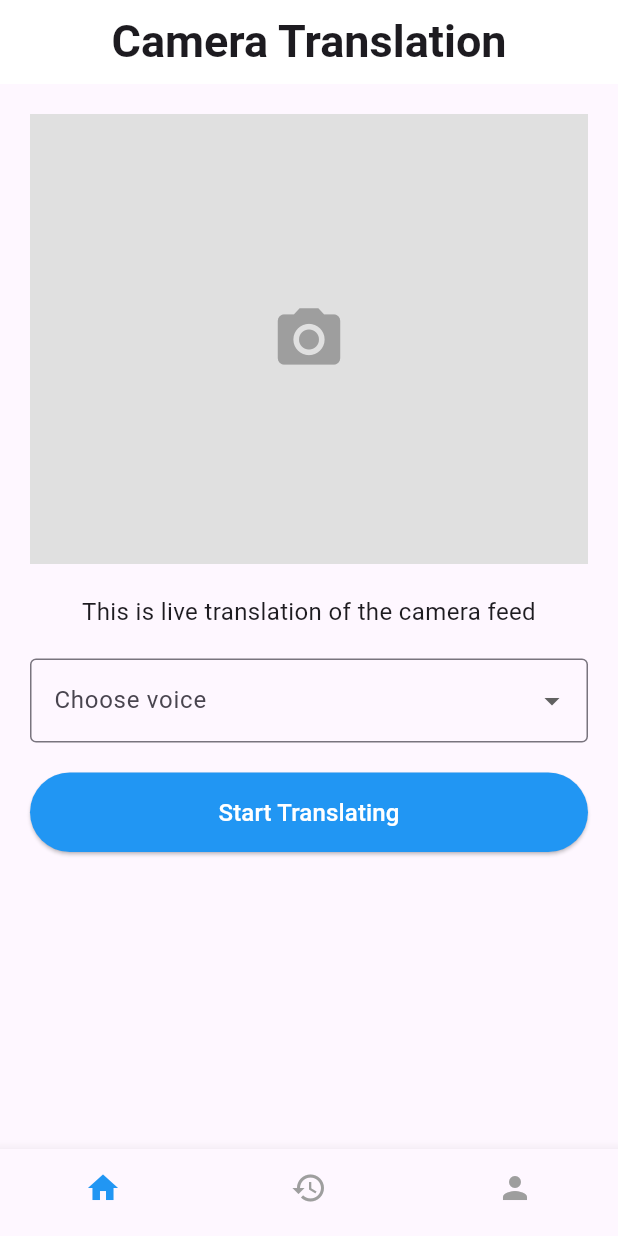
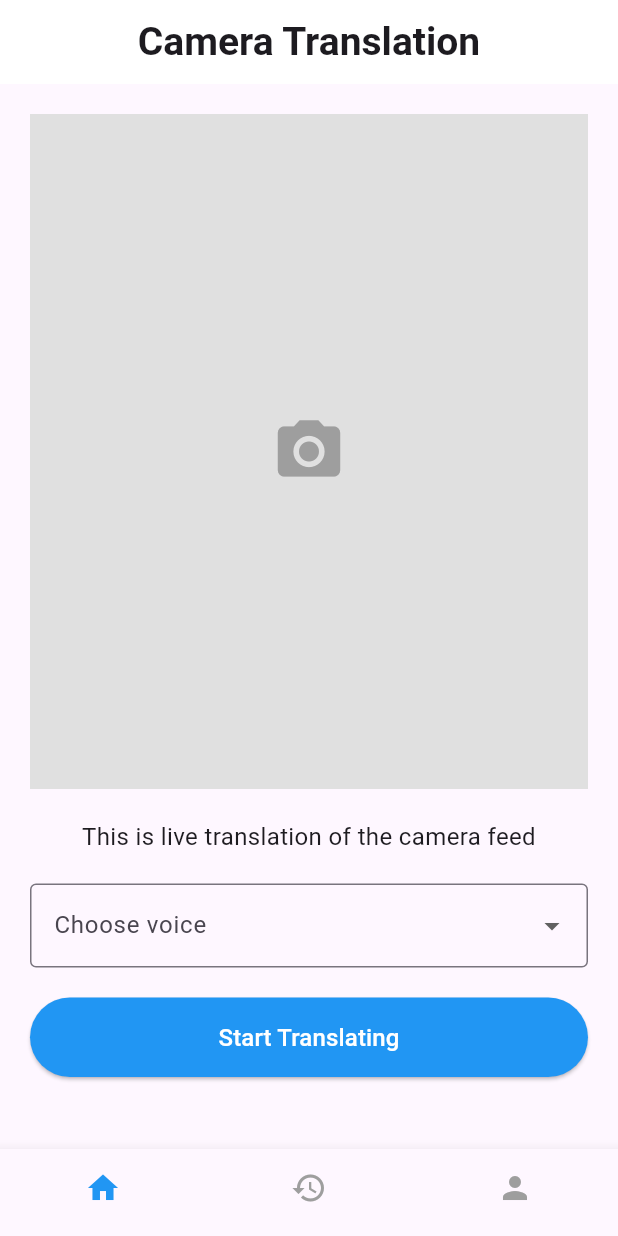
Before and after one commit to AliAljawad/Sign-Speak-Front, a Flutter app: the screen it shows after launch, on a phone screen of 412 x 824 dp. Run offline on Flutter 3.47's test engine with Material 3 defaults, Android fonts, the phone set to English and light mode, and no system bars; our stand-ins replace camera.

Commit message:
changed the fontsizes

```diff
--- a/lib/main.dart
+++ b/lib/main.dart
@@ -18,7 +18,7 @@ class MyApp extends StatelessWidget {
   Widget build(BuildContext context) {
     return  MaterialApp(
       debugShowCheckedModeBanner: false,
-      home: MyBottomNavigationBar(camera: camera)
+      home: MyBottomNavigationBar(camera: camera),
     );
     }
 }
--- a/lib/screens/home_screen.dart
+++ b/lib/screens/home_screen.dart
@@ -102,7 +102,7 @@ class _HomePageState extends State<HomePage> {
         title: const Text(
           'Camera Translation',
           style: TextStyle(
-            fontSize: 30,
+            fontSize: 26,
             fontWeight: FontWeight.bold,
 
           ),
@@ -117,7 +117,7 @@ class _HomePageState extends State<HomePage> {
           children: [
             Container(
               width: double.infinity,
-              height: 300,
+              height: 450,
               color: _isTranslating ? Colors.black : Colors.grey[300],
               child: _buildCameraPreview(),
             ),
--- a/lib/screens/sign_up_screen.dart
+++ b/lib/screens/sign_up_screen.dart
@@ -81,7 +81,7 @@ class SignUpPage extends StatelessWidget {
                 ),
               ),
             ),
-            const SizedBox(height: 20),
+            const SizedBox(height: 5),
             TextButton(
               onPressed: () {},
               child: const Text(
```
